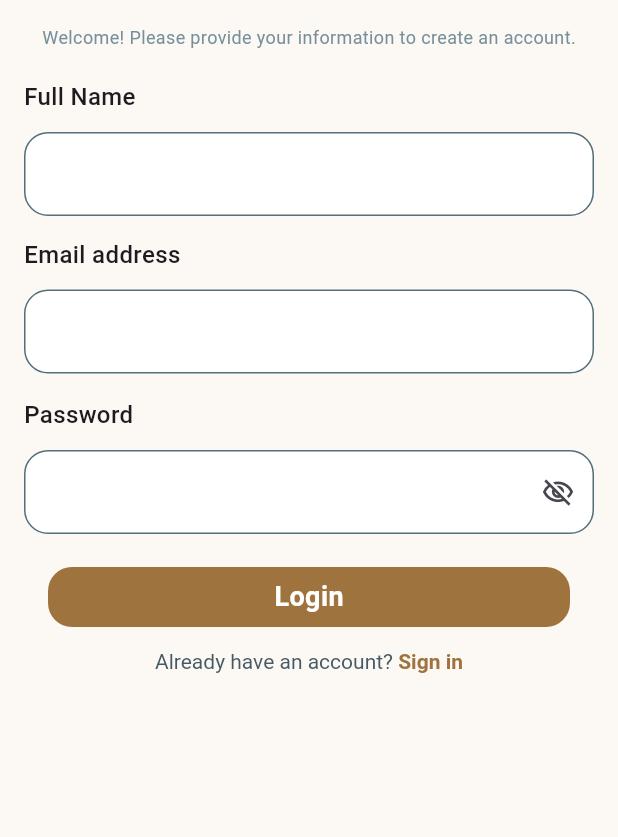
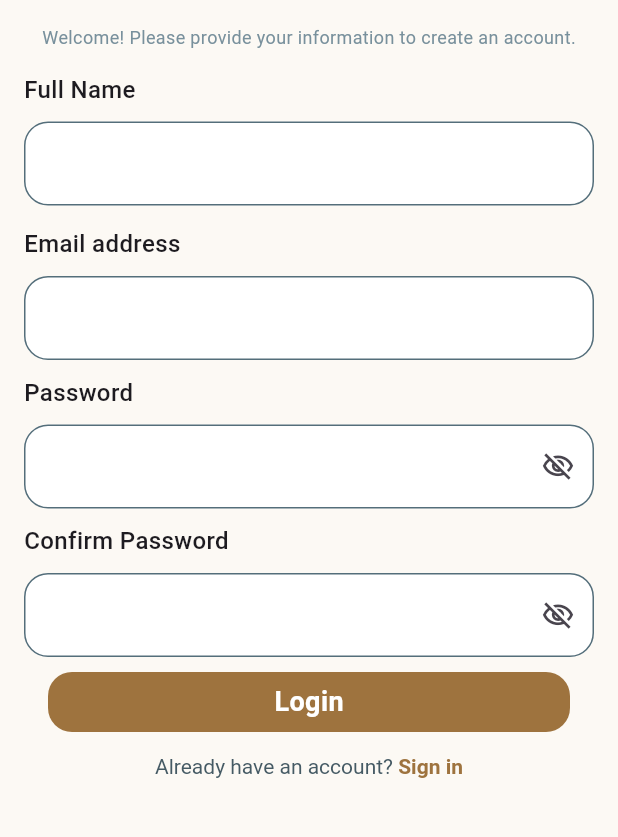
Before and after one commit to junayedahamed/shop, a Flutter app: the RegistrationPage screen opened directly, on a phone screen of 412 x 824 dp, the part 114-951 px from its top. Run offline on Flutter 3.47's test engine with Material 3 defaults, Android fonts, the phone set to English and light mode, and no system bars; our stand-ins replace bloc, flutter_bloc, flutter_dotenv, go_router, shared_preferences, skeletonizer; accounts and stored records are empty.

Commit message:
feat: enhance authentication flow with registration, password visibility, and session management

```diff
--- a/lib/src/auth/bloc/auth_bloc.dart
+++ b/lib/src/auth/bloc/auth_bloc.dart
@@ -20,6 +20,9 @@ class AuthBloc extends Bloc<AuthEvent, AuthState> {
     on<ShowPasswordEventLogin>(showPasswordEventLogin);
 
     on<ShowPasswordEventRegistration>(showPasswordEventRegistration);
+    on<ShowConfirmPasswordEventRegistration>(
+      showConfirmPasswordEventRegistration,
+    );
     on<LoginUserEvent>(loginUserEvent);
   }
 
@@ -60,19 +63,35 @@ class AuthBloc extends Bloc<AuthEvent, AuthState> {
       if (user.user != null && user.token != null) {
         emit(LoginSuccessState(user: user.user));
         //navigate to home page and save user details in shared preferences
-        await sessionManager.saveUserSession(user.user!, user.token!);
+        // await sessionManager.saveUserSession(user.user!, user.token!);
+        // log({user.user!, user.token!}.toString());
+        if (event.context.mounted) {
+          // Navigator.of(event.context).pushReplacementNamed('/home');
+        }
 
         // return;
       } else {
         emit(LoginFailureState(error: user.message ?? "Login failed"));
-        emit(LoginFailState());
-        log("going to home page");
+        emit(LoginFailState(error: user.message ?? "Login failed"));
+        // log("going to home page");
       }
     } catch (e) {
-      log("here");
+      // log("here");
       emit(LoginFailureState(error: e.toString()));
 
-      emit(LoginFailState());
+      emit(LoginFailState(error: e.toString()));
+    }
+  }
+
+  FutureOr<void> showConfirmPasswordEventRegistration(
+    ShowConfirmPasswordEventRegistration event,
+    Emitter<AuthState> emit,
+  ) {
+    if (state is ShowConfirmPasswordStateRegistration) {
+      final curr = state as ShowConfirmPasswordStateRegistration;
+      emit(ShowConfirmPasswordStateRegistration(isShow: !curr.isShow));
+    } else {
+      emit(ShowConfirmPasswordStateRegistration(isShow: true));
     }
   }
 }
--- a/lib/src/auth/bloc/auth_event.dart
+++ b/lib/src/auth/bloc/auth_event.dart
@@ -7,11 +7,18 @@ final class ShowPasswordEventLogin extends AuthEvent {}
 
 final class ShowPasswordEventRegistration extends AuthEvent {}
 
+final class ShowConfirmPasswordEventRegistration extends AuthEvent {}
+
 final class LoginUserEvent extends AuthEvent {
   final String email;
   final String password;
+  final BuildContext context;
 
-  LoginUserEvent({required this.email, required this.password});
+  LoginUserEvent({
+    required this.email,
+    required this.password,
+    required this.context,
+  });
 }
 
 final class RegisterUserEvent extends AuthEvent {
--- a/lib/src/auth/bloc/auth_state.dart
+++ b/lib/src/auth/bloc/auth_state.dart
@@ -17,6 +17,11 @@ final class ShowPasswordStateRegistration extends AuthState {
   ShowPasswordStateRegistration({required this.isShow});
 }
 
+final class ShowConfirmPasswordStateRegistration extends AuthState {
+  final bool isShow;
+  ShowConfirmPasswordStateRegistration({required this.isShow});
+}
+
 final class LoginLoadingState extends AuthState {}
 
 final class LoginSuccessState extends AuthState {
@@ -24,7 +29,10 @@ final class LoginSuccessState extends AuthState {
   LoginSuccessState({this.user});
 }
 
-final class LoginFailState extends AuthState {}
+final class LoginFailState extends AuthState {
+  final String error;
+  LoginFailState({required this.error});
+}
 
 final class LoginFailureState extends AuthActionState {
   final String error;
--- a/lib/src/auth/ui/registration_page.dart
+++ b/lib/src/auth/ui/registration_page.dart
@@ -1,8 +1,8 @@
 import 'package:flutter/gestures.dart';
 import 'package:flutter/material.dart';
-import 'package:flutter_bloc/flutter_bloc.dart';
+import 'package:go_router/go_router.dart';
 import 'package:ocad/src/auth/bloc/auth_bloc.dart';
-import 'package:ocad/src/auth/ui/login_page.dart';
+import 'package:ocad/src/auth/ui/tex_field_eye_toggler/text_field_eye_togller.dart';
 import 'package:ocad/src/auth/ui/widget/cuistom_text_field.dart';
 import 'package:ocad/src/auth/ui/widget/custom_button.dart';
 
@@ -12,7 +12,10 @@ class RegistrationPage extends StatelessWidget {
   final TextEditingController fullNameController = TextEditingController();
   final TextEditingController emailController = TextEditingController();
   final TextEditingController passwordController = TextEditingController();
+  final TextEditingController confirmPasswordController =
+      TextEditingController();
   final AuthBloc authBloc = AuthBloc();
+  final TextFieldEyeTogller textFieldEyeTogller = TextFieldEyeTogller();
   final _formkey = GlobalKey<FormState>();
   @override
   Widget build(BuildContext context) {
@@ -44,12 +47,12 @@ class RegistrationPage extends StatelessWidget {
                     ),
                   ),
                 ),
-                SizedBox(height: 20),
+                SizedBox(height: 15),
                 Text(
                   "Full Name",
                   style: TextStyle(fontSize: 16, fontWeight: FontWeight.w500),
                 ),
-                SizedBox(height: 12),
+                SizedBox(height: 10),
                 CustomTextField(
                   validator: (String? value) {
                     if (value == null || value.isEmpty) {
@@ -70,7 +73,7 @@ class RegistrationPage extends StatelessWidget {
                   "Email address",
                   style: TextStyle(fontSize: 16, fontWeight: FontWeight.w500),
                 ),
-                SizedBox(height: 12),
+                SizedBox(height: 10),
                 CustomTextField(
                   validator: (String? value) {
                     if (value == null || value.isEmpty) {
@@ -86,16 +89,15 @@ class RegistrationPage extends StatelessWidget {
                   focusedBorderColor: _focusedBorderColor,
                   enabledBorderColor: Colors.blueGrey.shade600,
                 ),
-                SizedBox(height: 16),
+                SizedBox(height: 10),
                 Text(
                   "Password",
                   style: TextStyle(fontSize: 16, fontWeight: FontWeight.w500),
                 ),
-                SizedBox(height: 12),
-                BlocConsumer<AuthBloc, AuthState>(
-                  bloc: authBloc,
-                  listener: (context, state) {},
-                  builder: (context, state) {
+                SizedBox(height: 10),
+                ListenableBuilder(
+                  listenable: textFieldEyeTogller,
+                  builder: (context, asyncSnapshot) {
                     return CustomTextField(
                       controller: passwordController,
                       validator: (String? value) {
@@ -109,25 +111,60 @@ class RegistrationPage extends StatelessWidget {
                       enabledBorderColor: Colors.blueGrey.shade600,
                       filled: true,
 
-                      obscureText: state is ShowPasswordStateRegistration
-                          ? !state.isShow
-                          : true,
+                      obscureText: textFieldEyeTogller.isObscure1,
                       focusedBorderColor: _focusedBorderColor,
-                      suffixIcon: GestureDetector(
-                        onTap: () {
-                          authBloc.add(ShowPasswordEventRegistration());
+                      suffixIcon: IconButton(
+                        onPressed: () {
+                          textFieldEyeTogller.toggle1();
                         },
-                        child: Icon(
-                          state is ShowPasswordStateRegistration && state.isShow
-                              ? Icons.visibility
-                              : Icons.visibility_off_outlined,
+                        icon: Icon(
+                          textFieldEyeTogller.isObscure1
+                              ? Icons.visibility_off_outlined
+                              : Icons.visibility_outlined,
                           size: 22,
                         ),
                       ),
                     );
                   },
                 ),
-                SizedBox(height: 12),
+                SizedBox(height: 10),
+                Text(
+                  "Confirm Password",
+                  style: TextStyle(fontSize: 16, fontWeight: FontWeight.w500),
+                ),
+                SizedBox(height: 10),
+                ListenableBuilder(
+                  listenable: textFieldEyeTogller,
+                  builder: (context, asyncSnapshot) {
+                    return CustomTextField(
+                      controller: confirmPasswordController,
+                      validator: (String? value) {
+                        if (value == null || value.isEmpty) {
+                          return " Confirm password is required";
+                        }
+                        return null;
+                      },
+                      fillcolor: Colors.white,
+                      hoverColor: Colors.white,
+                      enabledBorderColor: Colors.blueGrey.shade600,
+                      filled: true,
+
+                      obscureText: textFieldEyeTogller.isObscure2,
+                      focusedBorderColor: _focusedBorderColor,
+                      suffixIcon: IconButton(
+                        onPressed: () {
+                          textFieldEyeTogller.toggle2();
+                        },
+                        icon: Icon(
+                          textFieldEyeTogller.isObscure2
+                              ? Icons.visibility_off_outlined
+                              : Icons.visibility_outlined,
+                          size: 22,
+                        ),
+                      ),
+                    );
+                  },
+                ),
 
                 SizedBox(height: 10),
                 CustomButton(
@@ -163,13 +200,7 @@ class RegistrationPage extends StatelessWidget {
                           text: "Sign in",
                           recognizer: TapGestureRecognizer()
                             ..onTap = () {
-                              Navigator.pushAndRemoveUntil(
-                                context,
-                                MaterialPageRoute(
-                                  builder: (context) => LoginPage(),
-                                ),
-                                (route) => false,
-                              );
+                              context.go('/login');
                             },
                           style: TextStyle(
                             fontSize: 14,
--- a/lib/src/routes/router_page.dart
+++ b/lib/src/routes/router_page.dart
@@ -1,10 +1,17 @@
 import 'package:go_router/go_router.dart';
 import 'package:ocad/src/auth/ui/login_page.dart';
-import 'package:ocad/src/home/ui/home_page.dart';
+import 'package:ocad/src/auth/ui/registration_page.dart';
+import 'package:ocad/src/navigator/navigator_page.dart';
+import 'package:ocad/src/redirect_user/user_redirector.dart';
 
 GoRouter get router => GoRouter(
   routes: [
-    GoRoute(path: '/', builder: (context, state) => const HomePage()),
-    GoRoute(path: '/login', builder: (context, state) => const LoginPage()),
+    GoRoute(path: '/', builder: (context, state) => UserRedirector()),
+    GoRoute(path: '/login', builder: (context, state) => LoginPage()),
+    GoRoute(
+      path: '/registration',
+      builder: (context, state) => RegistrationPage(),
+    ),
+    GoRoute(path: '/navigation', builder: (context, state) => NavigatorPage()),
   ],
 );
```
Also changed, not shown: lib/main.dart (+4 -3 lines), lib/src/auth/save_user_data/session_manager.dart (+18 -2 lines), lib/src/auth/ui/login_page.dart (+2 -8 lines), lib/src/auth/ui/tex_field_eye_toggler/text_field_eye_togller.dart (added, +49 -0 lines), lib/src/auth/ui/widget/login_button.dart (+77 -50 lines), lib/src/database/apis/api_calls.dart (+49 -2 lines), lib/src/redirect_user/user_redirector.dart (added, +34 -0 lines).
